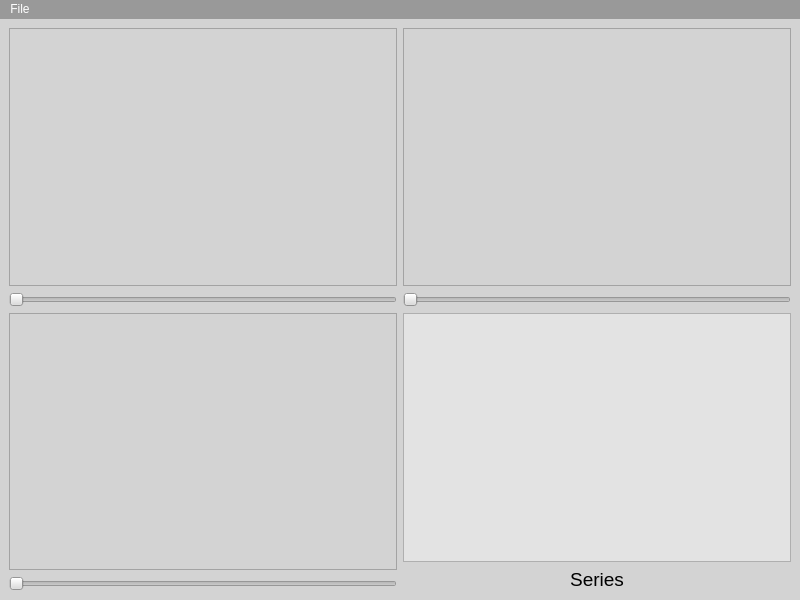
Before: the Qt Designer form silly.ui in DarenskyRoman/DICOMViewer, drawn with Qt 5.
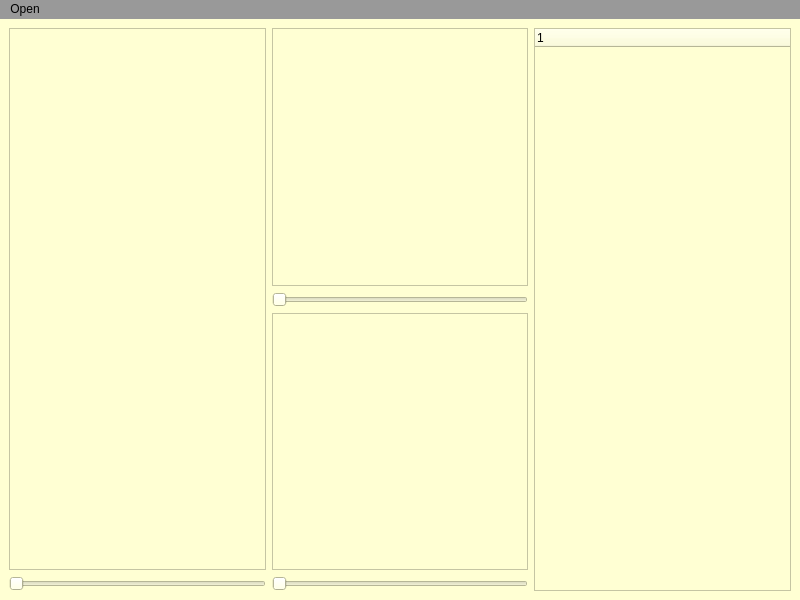
After: the same form once the commit is applied.

Patch:
```diff
--- a/silly.ui
+++ b/silly.ui
@@ -21,14 +21,28 @@
   </property>
   <property name="styleSheet">
    <string notr="true">background-color: rgb(153, 153, 153);
-color: rgb(255, 255, 255);</string>
+color: rgb(0, 0, 0);</string>
   </property>
   <widget class="QWidget" name="centralwidget">
    <property name="styleSheet">
-    <string notr="true">background-color: rgb(211, 211, 211);</string>
+    <string notr="true">background-color: rgb(255, 255, 211);</string>
    </property>
    <layout class="QGridLayout" name="gridLayout">
-    <item row="1" column="0">
+    <item row="1" column="1">
+     <layout class="QVBoxLayout" name="sagittalLayout">
+      <item>
+       <widget class="QGraphicsView" name="sagittalGraphicsView"/>
+      </item>
+      <item>
+       <widget class="QSlider" name="sagittalSlider">
+        <property name="orientation">
+         <enum>Qt::Horizontal</enum>
+        </property>
+       </widget>
+      </item>
+     </layout>
+    </item>
+    <item row="0" column="1">
      <layout class="QVBoxLayout" name="coronalLayout">
       <item>
        <widget class="QGraphicsView" name="coronalGraphicsView"/>
@@ -42,7 +56,7 @@
       </item>
      </layout>
     </item>
-    <item row="3" column="0">
+    <item row="0" column="0" rowspan="2">
      <layout class="QVBoxLayout" name="axialLayout">
       <item>
        <widget class="QGraphicsView" name="axialGraphicsView"/>
@@ -56,70 +70,15 @@
       </item>
      </layout>
     </item>
-    <item row="1" column="1">
-     <layout class="QVBoxLayout" name="sagittalLayout">
-      <item>
-       <widget class="QGraphicsView" name="sagittalGraphicsView"/>
-      </item>
-      <item>
-       <widget class="QSlider" name="sagittalSlider">
-        <property name="orientation">
-         <enum>Qt::Horizontal</enum>
-        </property>
-       </widget>
-      </item>
-     </layout>
-    </item>
-    <item row="3" column="1">
+    <item row="0" column="2" rowspan="2">
      <layout class="QVBoxLayout" name="verticalLayout">
       <item>
-       <widget class="QListWidget" name="seriesList">
-        <property name="sizePolicy">
-         <sizepolicy hsizetype="Expanding" vsizetype="Expanding">
-          <horstretch>0</horstretch>
-          <verstretch>0</verstretch>
-         </sizepolicy>
-        </property>
-        <property name="minimumSize">
-         <size>
-          <width>0</width>
-          <height>0</height>
-         </size>
-        </property>
-        <property name="styleSheet">
-         <string notr="true">color: rgb(0, 0, 0);
-background-color: rgb(227, 227, 227);</string>
-        </property>
-       </widget>
-      </item>
-      <item>
-       <widget class="QLabel" name="label">
-        <property name="sizePolicy">
-         <sizepolicy hsizetype="Minimum" vsizetype="Minimum">
-          <horstretch>0</horstretch>
-          <verstretch>0</verstretch>
-         </sizepolicy>
-        </property>
-        <property name="minimumSize">
-         <size>
-          <width>0</width>
-          <height>0</height>
-         </size>
-        </property>
-        <property name="font">
-         <font>
-          <pointsize>14</pointsize>
-         </font>
-        </property>
-        <property name="styleSheet">
-         <string notr="true">color: rgb(0, 0, 0);</string>
-        </property>
-        <property name="text">
-         <string>Series</string>
-        </property>
-        <property name="alignment">
-         <set>Qt::AlignCenter</set>
-        </property>
+       <widget class="QTreeWidget" name="treeWidget">
+        <column>
+         <property name="text">
+          <string notr="true">1</string>
+         </property>
+        </column>
        </widget>
       </item>
      </layout>
@@ -137,7 +96,7 @@
    </property>
    <widget class="QMenu" name="menuFile">
     <property name="title">
-     <string>File</string>
+     <string>Open</string>
     </property>
     <addaction name="openFile"/>
    </widget>
```
Left out of the diff: 8 changed lines with no effect on the pictures.
